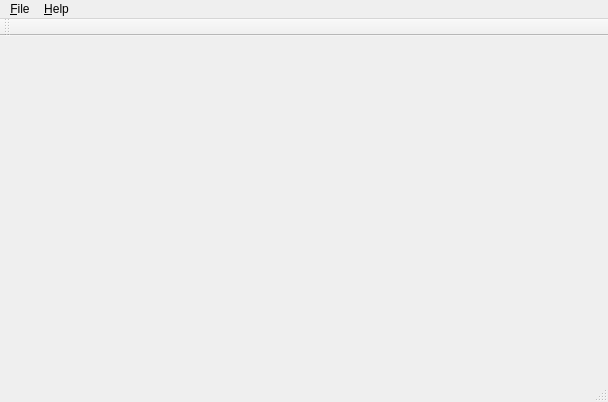
Qt form src/mainwindow.ui (Bull-Labs/bankerfix-ng) before a commit.
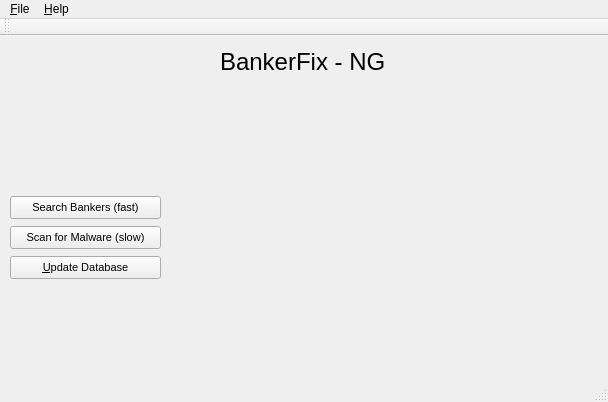
The same form after that commit. Icons and pictures are not drawn.

Patch:
```diff
--- a/src/mainwindow.ui
+++ b/src/mainwindow.ui
@@ -13,7 +13,96 @@
   <property name="windowTitle">
    <string>BankerFix</string>
   </property>
-  <widget class="QWidget" name="centralWidget"/>
+  <widget class="QWidget" name="centralWidget">
+   <widget class="QLabel" name="labellogo">
+    <property name="geometry">
+     <rect>
+      <x>10</x>
+      <y>10</y>
+      <width>141</width>
+      <height>141</height>
+     </rect>
+    </property>
+    <property name="text">
+     <string/>
+    </property>
+    <property name="pixmap">
+     <pixmap resource="bankerfix-ng-resources.qrc">:/img/img/bull-labs.jpg</pixmap>
+    </property>
+   </widget>
+   <widget class="QPushButton" name="pushButton_SearchBankers">
+    <property name="geometry">
+     <rect>
+      <x>10</x>
+      <y>160</y>
+      <width>151</width>
+      <height>23</height>
+     </rect>
+    </property>
+    <property name="font">
+     <font>
+      <pointsize>8</pointsize>
+     </font>
+    </property>
+    <property name="text">
+     <string>Search Bankers (fast)</string>
+    </property>
+   </widget>
+   <widget class="QPushButton" name="pushButton_ScanMalware">
+    <property name="geometry">
+     <rect>
+      <x>10</x>
+      <y>190</y>
+      <width>151</width>
+      <height>23</height>
+     </rect>
+    </property>
+    <property name="font">
+     <font>
+      <pointsize>8</pointsize>
+     </font>
+    </property>
+    <property name="text">
+     <string>Scan for Malware (slow)</string>
+    </property>
+   </widget>
+   <widget class="QPushButton" name="pushButton_Update">
+    <property name="geometry">
+     <rect>
+      <x>10</x>
+      <y>220</y>
+      <width>151</width>
+      <height>23</height>
+     </rect>
+    </property>
+    <property name="font">
+     <font>
+      <pointsize>8</pointsize>
+     </font>
+    </property>
+    <property name="text">
+     <string>&amp;Update Database</string>
+    </property>
+   </widget>
+   <widget class="QLabel" name="label_textlogo">
+    <property name="geometry">
+     <rect>
+      <x>220</x>
+      <y>0</y>
+      <width>181</width>
+      <height>51</height>
+     </rect>
+    </property>
+    <property name="font">
+     <font>
+      <pointsize>18</pointsize>
+     </font>
+    </property>
+    <property name="text">
+     <string>BankerFix - NG</string>
+    </property>
+   </widget>
+  </widget>
   <widget class="QMenuBar" name="menuBar">
    <property name="geometry">
     <rect>
```
Left out of the diff: 20 changed lines with no effect on the pictures.
